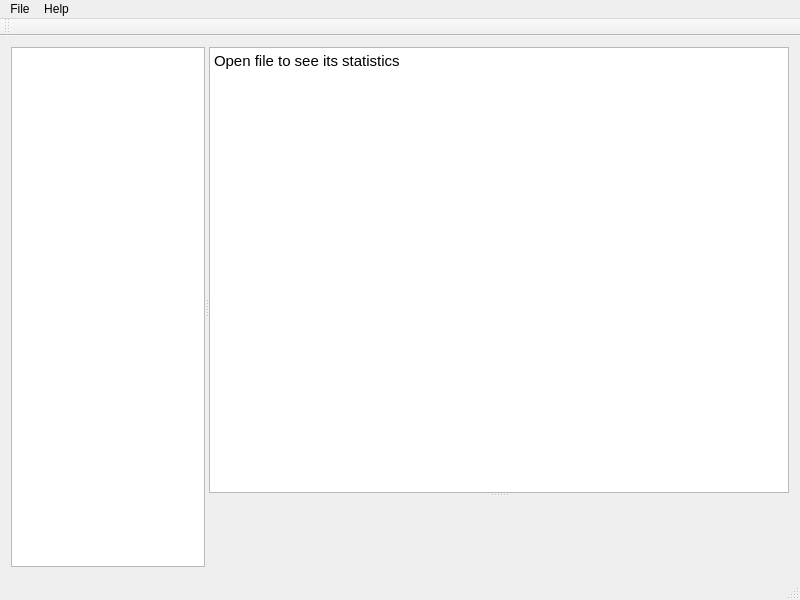
NIA/statistiq, file mainwindow.ui: the form before one commit.
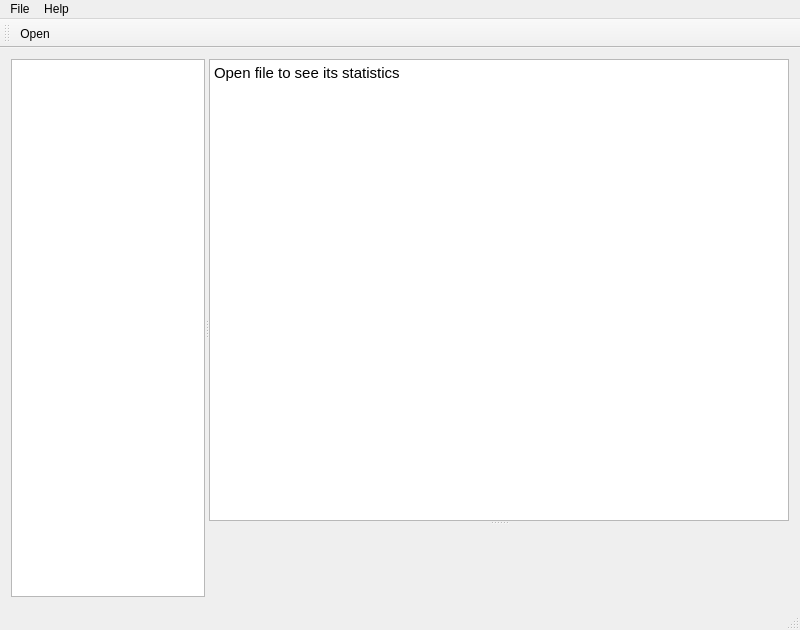
The form after the commit. Icons and pictures are not drawn. Custom widgets are drawn as their Qt base class.

Patch:
```diff
--- a/mainwindow.ui
+++ b/mainwindow.ui
@@ -7,7 +7,7 @@
     <x>0</x>
     <y>0</y>
     <width>800</width>
-    <height>600</height>
+    <height>630</height>
    </rect>
   </property>
   <property name="windowTitle">
@@ -97,6 +97,7 @@
    <attribute name="toolBarBreak">
     <bool>false</bool>
    </attribute>
+   <addaction name="actionOpen"/>
   </widget>
   <widget class="QStatusBar" name="statusBar"/>
   <action name="actionQuit">
```
Left out of the diff: 12 changed lines with no effect on the pictures.
